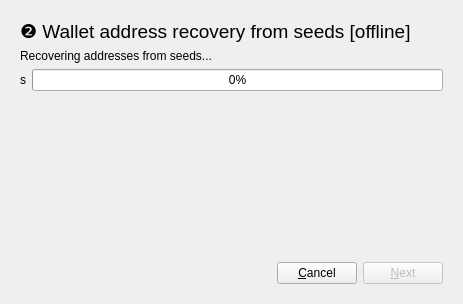
Above: widgets/restorewalletwidget.ui from joshirio/iota-cooler before the change. Below: the same form after it.
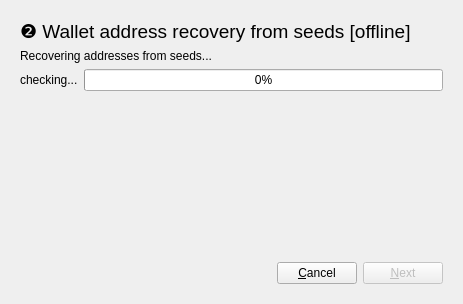
That is the form after the change. The open tabs and pages were chosen to show the change.

Commit message: fix wallet creation wrong address on windows

What changed in the file:
```diff
--- a/widgets/restorewalletwidget.ui
+++ b/widgets/restorewalletwidget.ui
@@ -286,7 +286,7 @@
          <item>
           <widget class="QLabel" name="genAddressStatusLabel">
            <property name="text">
-            <string>s</string>
+            <string>checking...</string>
            </property>
           </widget>
          </item>
```
Left out of the diff: 2 changed lines with no effect on the pictures. The commit also changes 2 other files.
